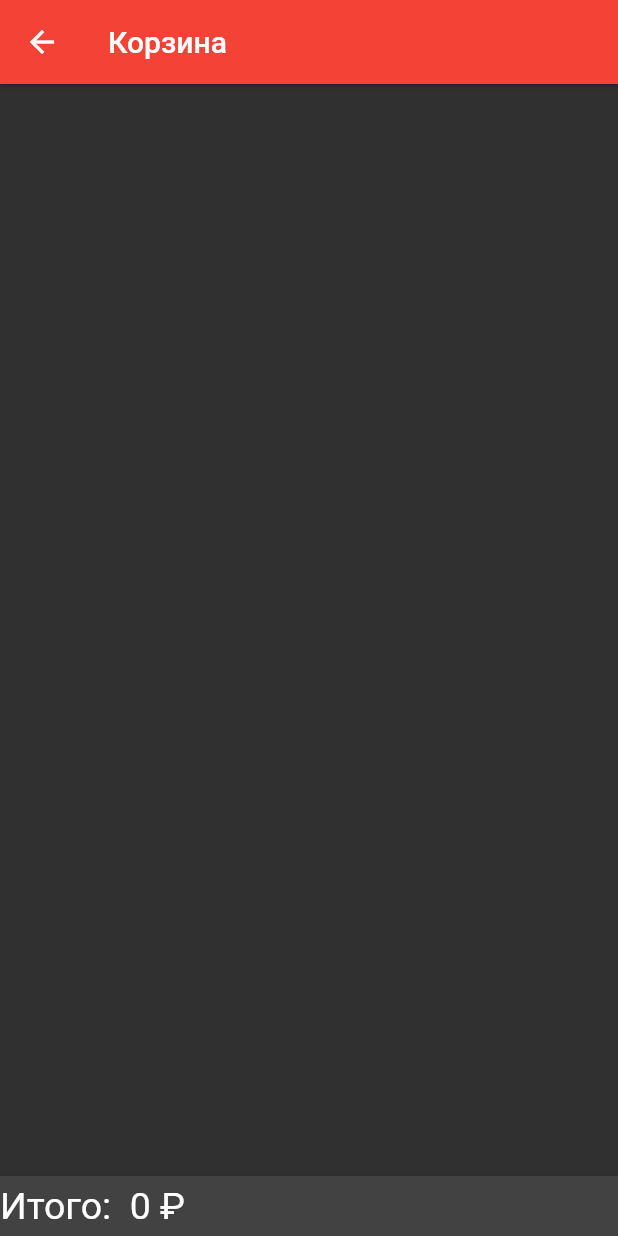
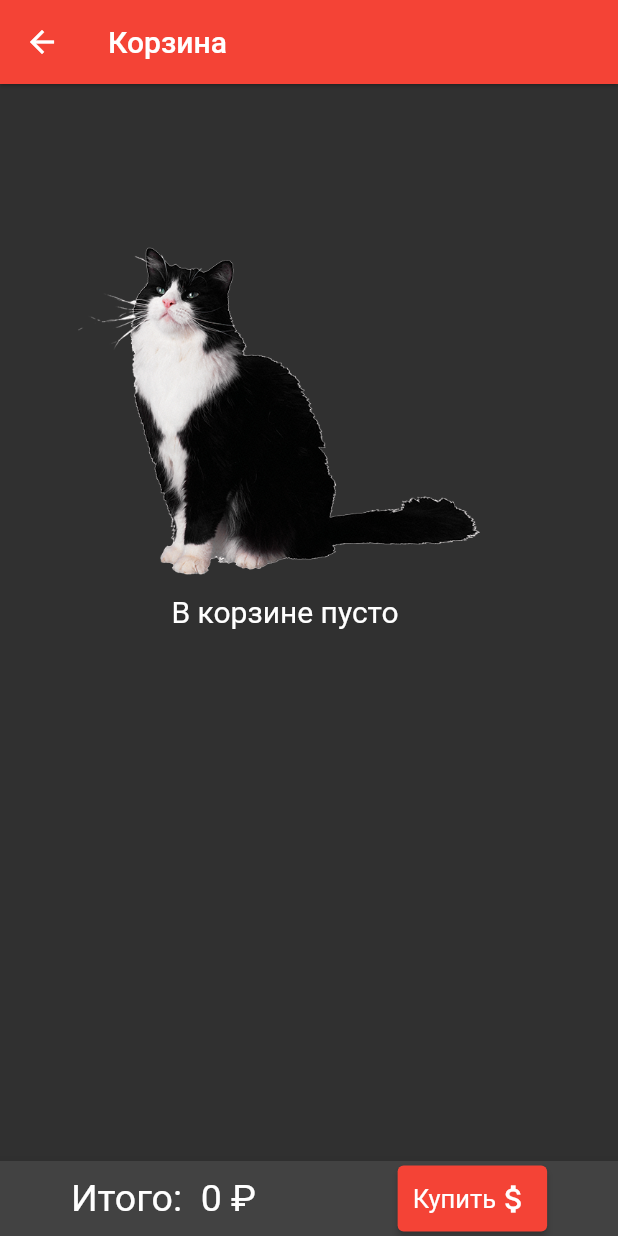
Before and after one commit to pirat4365/RedShop, a Flutter app: the screen it shows after launch, after a tap on the "shopping basket" icon, on a phone screen of 412 x 824 dp. Run offline on Flutter 3.47's test engine with Material 2 defaults, Android fonts, the phone set to English and light mode, and no system bars; Roboto replaces fonts that are missing (Georgia).

Commit message:
-add TotalSum for MainPage(appBar)

```diff
--- a/lib/string.dart
+++ b/lib/string.dart
@@ -1,6 +1,10 @@
 const storeName = "RedShop";
 const cost = "Цена";
 const rubles = "₽";
-const addToCart = "Добавить в корзину";
+const addToCart = "Добавить  ";
 const total = "Итого";
 const cart = "Корзина";
+const buy = "Купить";
+const basketEmpty = 'В корзине пусто';
+const ok = 'Ок';
+const buyOk = 'Покупка прошла успешно';
--- a/lib/views/basket_page.dart
+++ b/lib/views/basket_page.dart
@@ -1,9 +1,40 @@
 import 'package:flutter/material.dart';
+import 'package:flutter/widgets.dart';
 import 'package:redshop/models/product_model.dart';
 import 'package:redshop/string.dart';
 import '../models/basket_model.dart';
 
 class BasketPage extends StatefulWidget {
+  VoidCallback homeTotal;
+  BasketPage(this.homeTotal);
+
+  Future alertWindow(BuildContext context) {
+    return showDialog(
+      context: context,
+      builder: (BuildContext context) {
+        return AlertDialog(
+          content: Text(buyOk),
+          actions: [
+            ElevatedButton(
+              style: ButtonStyle(
+                  backgroundColor: MaterialStateProperty.all(Colors.red),
+                  padding: MaterialStateProperty.all(EdgeInsets.all(10)),
+                  textStyle:
+                      MaterialStateProperty.all(TextStyle(fontSize: 17))),
+              child: Text(ok),
+              onPressed: () {
+                BasketModel().getList().clear();
+                homeTotal();
+                Navigator.pop(context);
+                Navigator.pop(context);
+              },
+            ),
+          ],
+        );
+      },
+    );
+  }
+
   @override
   _BasketPageState createState() => _BasketPageState();
 }
@@ -11,28 +42,70 @@ class BasketPage extends StatefulWidget {
 class _BasketPageState extends State<BasketPage> {
   @override
   Widget build(BuildContext context) {
-    return Scaffold(
+    return WillPopScope(
+        onWillPop: () async => false,
+        child: Scaffold(
             bottomNavigationBar: BottomAppBar(
               child: Container(
-            height: 40,
+                height: 50,
                 child: Row(
                     mainAxisSize: MainAxisSize.max,
-                mainAxisAlignment: MainAxisAlignment.start,
+                    mainAxisAlignment: MainAxisAlignment.spaceAround,
                     children: [
                       Text(
                         '$total:  ${BasketModel().sumProduct().toString()} $rubles',
                         style: TextStyle(fontSize: 25),
-                  )
+                      ),
+                      ElevatedButton(
+                          style: ButtonStyle(
+                              backgroundColor:
+                                  MaterialStateProperty.all(Colors.red),
+                              padding:
+                                  MaterialStateProperty.all(EdgeInsets.all(10)),
+                              textStyle: MaterialStateProperty.all(
+                                  TextStyle(fontSize: 17))),
+                          onPressed: () {
+                            if (BasketModel().getList().isNotEmpty) {
+                              widget.alertWindow(context);
+                            }
+                          },
+                          child: Row(
+                            children: [Text(buy), Icon(Icons.attach_money)],
+                          ))
                     ]),
               ),
             ),
             appBar: AppBar(
+              leading: IconButton(
+                icon: Icon(Icons.arrow_back),
+                onPressed: () {
+                  Navigator.of(context).pop();
+                  widget.homeTotal();
+                },
+              ),
               title: Text(cart),
             ),
-        body: ListView.separated(
+            body: (() {
+              if (BasketModel().getList().isEmpty) {
+                return Padding(
+                  padding: EdgeInsets.only(top: 100, left: 30),
+                  child: Column(
+                    children: [
+                      Image.asset(
+                        "assets/images/basket_empty.png",
+                        width: 320,
+                        height: 240,
+                      ),
+                      Text(basketEmpty, style: TextStyle(fontSize: 20))
+                    ],
+                  ),
+                );
+              } else {
+                return ListView.separated(
                   padding: EdgeInsets.all(10),
                   itemCount: BasketModel().getLength(),
-          separatorBuilder: (BuildContext context, int index) => Divider(),
+                  separatorBuilder: (BuildContext context, int index) =>
+                      Divider(),
                   itemBuilder: (context, index) {
                     return Dismissible(
                       key: UniqueKey(),
@@ -49,8 +122,12 @@ class _BasketPageState extends State<BasketPage> {
                       ),
                     );
                   },
-        ));
+                );
               }
+            }())));
+  }
+
+  void showAlertWindow(BuildContext context) {}
 }
 
 class BasketItem extends StatefulWidget {
@@ -75,21 +152,6 @@ class BasketItemState extends State<BasketItem> {
         Row(
           children: [
             IconButton(
-                icon: Icon(Icons.add),
-                color: Colors.red,
-                splashRadius: 20,
-                iconSize: 25,
-                onPressed: () {
-                  setState(() {
-                    widget.product.count++;
-                  });
-                  widget.totalCallback();
-                }),
-            Container(
-              child: Text(widget.product.count.toString(),
-                  style: TextStyle(fontSize: 18, color: Colors.redAccent)),
-            ),
-            IconButton(
                 icon: Icon(Icons.remove),
                 color: Colors.red,
                 splashRadius: 20,
@@ -101,6 +163,21 @@ class BasketItemState extends State<BasketItem> {
                     }
                     widget.totalCallback();
                   });
+                }),
+            Container(
+              child: Text(widget.product.count.toString(),
+                  style: TextStyle(fontSize: 18, color: Colors.redAccent)),
+            ),
+            IconButton(
+                icon: Icon(Icons.add),
+                color: Colors.red,
+                splashRadius: 20,
+                iconSize: 25,
+                onPressed: () {
+                  setState(() {
+                    widget.product.count++;
+                  });
+                  widget.totalCallback();
                 })
           ],
         ),
--- a/lib/views/home_page.dart
+++ b/lib/views/home_page.dart
@@ -1,4 +1,5 @@
 import 'package:flutter/material.dart';
+import 'package:redshop/models/basket_model.dart';
 import 'package:redshop/models/flower_model.dart';
 import 'package:redshop/views/product_container.dart';
 
@@ -12,7 +13,6 @@ class MainPage extends StatefulWidget {
 
 class _MainPageState extends State<MainPage> {
   List<Flower> flowerList = [];
-
   @override
   void initState() {
     loadJson().then((flowers) => setState(() => flowerList = flowers));
@@ -25,18 +25,32 @@ class _MainPageState extends State<MainPage> {
         appBar: AppBar(
           title: Text(storeName),
           actions: [
-            IconButton(
-              icon: Icon(Icons.shopping_basket),
-              onPressed: () => {
-                Navigator.push(context,
-                    MaterialPageRoute(builder: (context) => BasketPage()))
-              },
-            ),
+            Row(
+              children: [
+                Text(
+                  "${BasketModel().sumProduct().toString()} $rubles",
+                  style: TextStyle(fontSize: 15),
+                ),
+                IconButton(
+                  icon: Icon(Icons.shopping_basket),
+                  onPressed: () => {
+                    Navigator.push(
+                        context,
+                        MaterialPageRoute(
+                            builder: (context) => BasketPage(() {
+                                  setState(() {});
+                                })))
+                  },
+                ),
+              ],
+            )
           ],
         ),
         body: ListView(
             children: flowerList.map((flower) {
-          return ProductContainer(flower);
+          return ProductContainer(flower, () {
+            setState(() {});
+          });
         }).toList()));
   }
 }
```
Also changed, not shown: lib/views/appBar.dart (added, +42 -0 lines), lib/views/product_container.dart (+6 -4 lines), lib/views/product_page.dart (+60 -35 lines), assets/images/basket_empty.png (added). Lines whose indentation alone changed are shown as unchanged.
